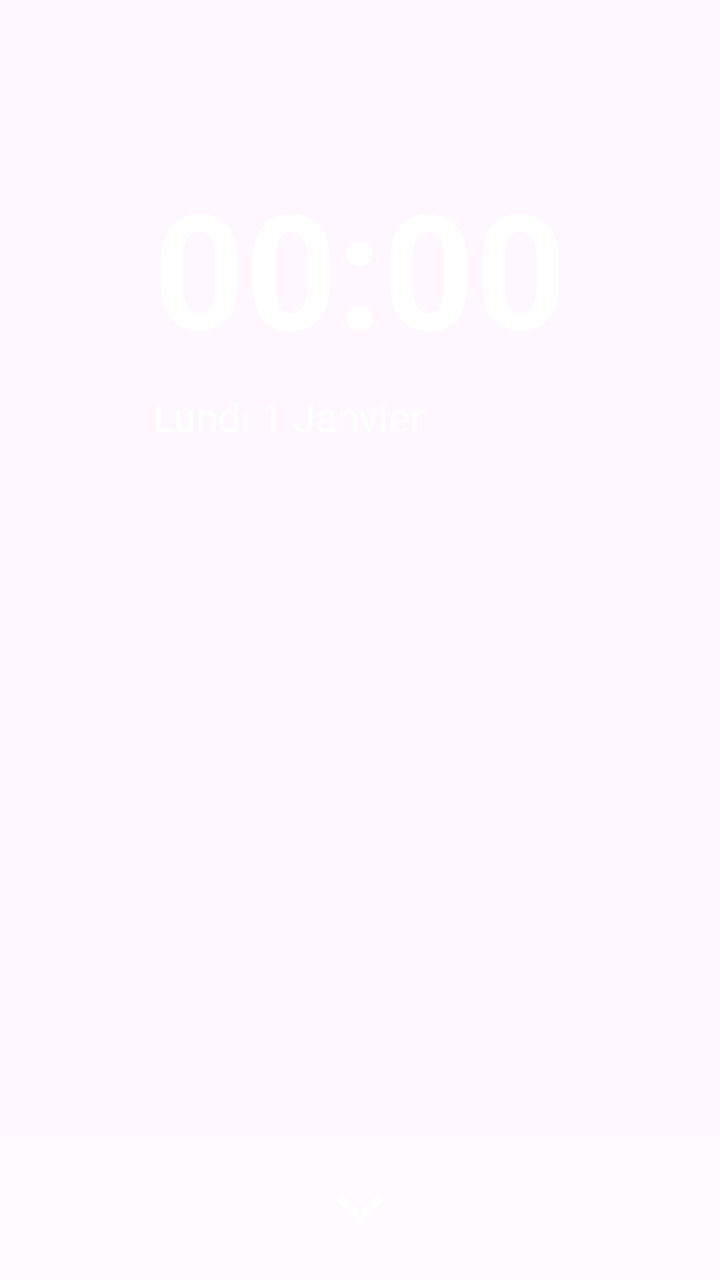
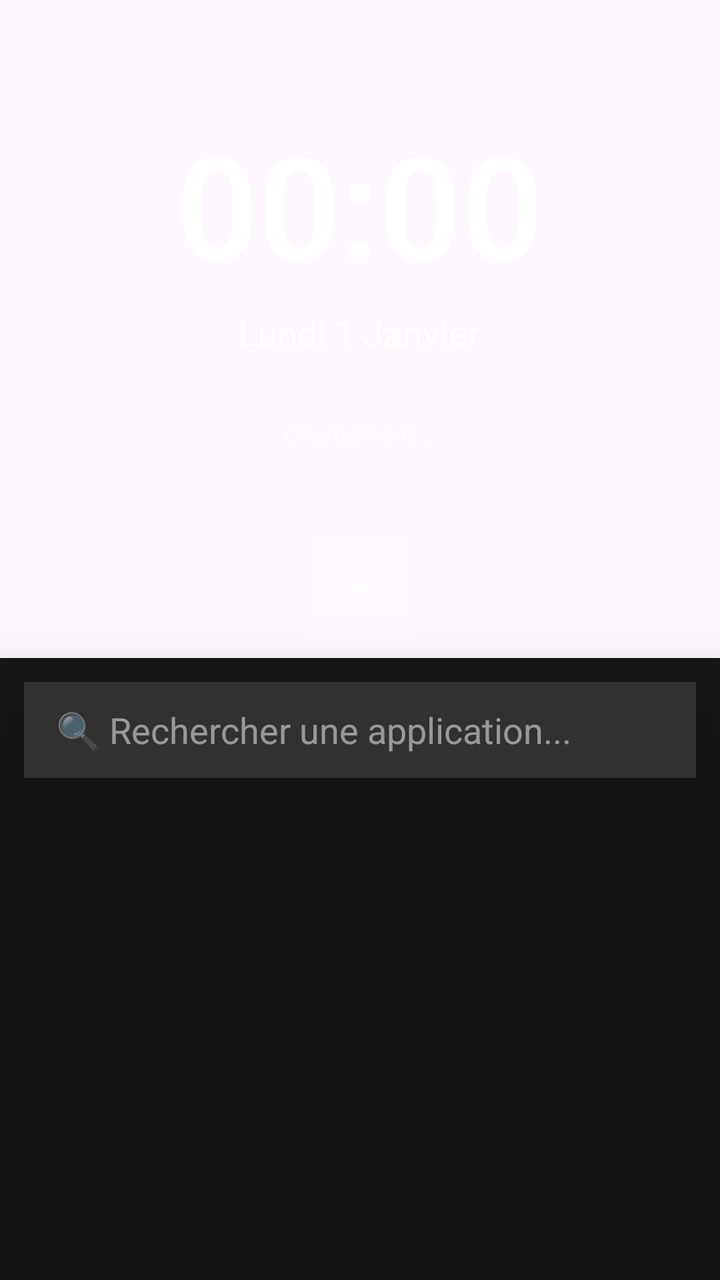

Before-and-after screenshots of an Android layout around one commit, followed by the original layout XML and the change that was made.
<!-- AndroidManifest.xml: application theme Theme.Luncher -->
<!-- res/layout/activity_launcher.xml -->
<?xml version="1.0" encoding="utf-8"?>
<LinearLayout xmlns:android="http://schemas.android.com/apk/res/android"
    android:layout_width="match_parent"
    android:layout_height="match_parent"
    android:background="@android:color/transparent"
    android:orientation="vertical"
    android:id="@+id/root_layout">

    <LinearLayout
        android:id="@+id/time_container"
        android:layout_width="wrap_content"
        android:layout_height="wrap_content"
        android:layout_gravity="center"
        android:orientation="vertical"
        android:layout_marginTop="80dp">

        <TextView
            android:id="@+id/heure_texte"
            android:layout_width="wrap_content"
            android:layout_height="wrap_content"
            android:text="00:00"
            android:textSize="80sp"
            android:textStyle="bold"
            android:textColor="#FFFFFFFF"/>

        <TextView
            android:id="@+id/date_texte"
            android:layout_width="wrap_content"
            android:layout_height="wrap_content"
            android:text="Lundi 1 Janvier"
            android:textSize="20sp"
            android:textColor="#FFFFFFFF"
            android:layout_marginTop="8dp"/>
    </LinearLayout>

    <View
        android:layout_width="match_parent"
        android:layout_height="0dp"
        android:layout_weight="1"/>

    <LinearLayout
        android:layout_width="match_parent"
        android:layout_height="wrap_content"
        android:gravity="center"
        android:paddingVertical="12dp"
        android:background="#80FFFFFF">

        <ImageView
            android:id="@+id/toggle_btn"
            android:layout_width="48dp"
            android:layout_height="48dp"
            android:src="@drawable/ic_expand"
            android:clickable="true"
            android:focusable="true"
            android:background="?attr/selectableItemBackgroundBorderless"/>
    </LinearLayout>

    <LinearLayout
        android:id="@+id/drawer_layout"
        android:layout_width="match_parent"
        android:layout_height="0dp"
        android:layout_weight="2"
        android:background="#CCFFFFFF"
        android:orientation="vertical"
        android:visibility="gone">

        <EditText
            android:id="@+id/search_input"
            android:layout_width="match_parent"
            android:layout_height="44dp"
            android:hint="🔍 Rechercher une application..."
            android:layout_margin="16dp"
            android:paddingHorizontal="16dp"
            android:background="#F0F0F0"
            android:inputType="textPersonName"/>

        <androidx.recyclerview.widget.RecyclerView
            android:id="@+id/apps_recycler"
            android:layout_width="match_parent"
            android:layout_height="match_parent"
            android:paddingHorizontal="8dp"/>
    </LinearLayout>

</LinearLayout>
<!-- resources referenced by this layout -->
<resources>
  <!-- drawable ic_expand (drawable) -->
  <vector xmlns:android="http://schemas.android.com/apk/res/android"
      android:width="24dp"
      android:height="24dp"
      android:viewportWidth="24"
      android:viewportHeight="24"
      android:tint="#FFFFFF">
    <path
        android:fillColor="@android:color/white"
        android:pathData="M7.41,8.59L12,13.17l4.59,-4.58L18,10l-6,6 -6,-6 1.41,-1.41z"/>
  </vector>
  <style name="Theme.Luncher" parent="Theme.Material3.DayNight.NoActionBar">
          <item name="android:statusBarColor">#F5F7FA</item>
      </style>
</resources>

<!-- the commit's change to res/layout/activity_launcher.xml (unified diff, before → after) -->
@@ -1,84 +1,103 @@
 <?xml version="1.0" encoding="utf-8"?>
 <LinearLayout xmlns:android="http://schemas.android.com/apk/res/android"
+    android:id="@+id/root_layout"
     android:layout_width="match_parent"
     android:layout_height="match_parent"
-    android:background="@android:color/transparent"
     android:orientation="vertical"
-    android:id="@+id/root_layout">
+    android:background="#00000000">
 
+    
     <LinearLayout
-        android:id="@+id/time_container"
-        android:layout_width="wrap_content"
-        android:layout_height="wrap_content"
-        android:layout_gravity="center"
-        android:orientation="vertical"
-        android:layout_marginTop="80dp">
+        android:layout_width="match_parent"
+        android:layout_height="0dp"
+        android:layout_weight="1"
+        android:gravity="center"
+        android:orientation="vertical">
+
+        <LinearLayout
+            android:id="@+id/time_container"
+            android:layout_width="wrap_content"
+            android:layout_height="wrap_content"
+            android:orientation="vertical"
+            android:gravity="center"
+            android:padding="20dp">
+
+            <TextView
+                android:id="@+id/heure_texte"
+                android:layout_width="wrap_content"
+                android:layout_height="wrap_content"
+                android:text="00:00"
+                android:textSize="72sp"
+                android:textStyle="bold"
+                android:textColor="#FFFFFF"
+                android:fontFamily="sans-serif-light"/>
+
+            <TextView
+                android:id="@+id/date_texte"
+                android:layout_width="wrap_content"
+                android:layout_height="wrap_content"
+                android:text="Lundi 1 Janvier"
+                android:textSize="18sp"
+                android:textColor="#F0FFFFFF"
+                android:layout_marginTop="4dp"/>
+        </LinearLayout>
 
         <TextView
-            android:id="@+id/heure_texte"
+            android:id="@+id/status_text"
             android:layout_width="wrap_content"
             android:layout_height="wrap_content"
-            android:text="00:00"
-            android:textSize="80sp"
-            android:textStyle="bold"
-            android:textColor="#FFFFFFFF"/>
-
-        <TextView
-            android:id="@+id/date_texte"
-            android:layout_width="wrap_content"
-            android:layout_height="wrap_content"
-            android:text="Lundi 1 Janvier"
-            android:textSize="20sp"
-            android:textColor="#FFFFFFFF"
-            android:layout_marginTop="8dp"/>
+            android:text="Chargement..."
+            android:textSize="12sp"
+            android:textColor="#80FFFFFF"
+            android:layout_marginTop="10dp"
+            android:visibility="visible"/>
     </LinearLayout>
 
-    <View
-        android:layout_width="match_parent"
-        android:layout_height="0dp"
-        android:layout_weight="1"/>
-
+    
     <LinearLayout
         android:layout_width="match_parent"
         android:layout_height="wrap_content"
         android:gravity="center"
-        android:paddingVertical="12dp"
-        android:background="#80FFFFFF">
+        android:paddingVertical="10dp">
 
         <ImageView
             android:id="@+id/toggle_btn"
-            android:layout_width="48dp"
-            android:layout_height="48dp"
-            android:src="@drawable/ic_expand"
-            android:clickable="true"
-            android:focusable="true"
-            android:background="?attr/selectableItemBackgroundBorderless"/>
+            android:layout_width="50dp"
+            android:layout_height="50dp"
+            android:src="@drawable/ic_drawer_handle"
+            android:background="#20FFFFFF"
+            android:padding="12dp"
+            android:layout_gravity="center"/>
     </LinearLayout>
 
+    
     <LinearLayout
         android:id="@+id/drawer_layout"
         android:layout_width="match_parent"
         android:layout_height="0dp"
-        android:layout_weight="2"
-        android:background="#CCFFFFFF"
+        android:layout_weight="1.2"
         android:orientation="vertical"
-        android:visibility="gone">
+        android:background="#E6000000"
+        android:elevation="24dp">
 
         <EditText
             android:id="@+id/search_input"
             android:layout_width="match_parent"
-            android:layout_height="44dp"
+            android:layout_height="48dp"
             android:hint="🔍 Rechercher une application..."
-            android:layout_margin="16dp"
+            android:textColor="#FFFFFF"
+            android:textColorHint="#80FFFFFF"
+            android:background="#1FFFFFFF"
+            android:layout_margin="12dp"
             android:paddingHorizontal="16dp"
-            android:background="#F0F0F0"
-            android:inputType="textPersonName"/>
+            android:inputType="textCapWords|textNoSuggestions"/>
 
         <androidx.recyclerview.widget.RecyclerView
             android:id="@+id/apps_recycler"
             android:layout_width="match_parent"
             android:layout_height="match_parent"
-            android:paddingHorizontal="8dp"/>
+            android:clipToPadding="false"
+            android:paddingVertical="8dp"/>
     </LinearLayout>
 
 </LinearLayout>
<!-- resource entries referenced after the edit -->
@@ -1,15 +1,15 @@
 <!-- resources referenced by this layout -->
 <resources>
-  <!-- drawable ic_expand (drawable) -->
+  <!-- drawable ic_drawer_handle (drawable) -->
+  <?xml version="1.0" encoding="utf-8"?>
   <vector xmlns:android="http://schemas.android.com/apk/res/android"
       android:width="24dp"
       android:height="24dp"
       android:viewportWidth="24"
-      android:viewportHeight="24"
-      android:tint="#FFFFFF">
-    <path
-        android:fillColor="@android:color/white"
-        android:pathData="M7.41,8.59L12,13.17l4.59,-4.58L18,10l-6,6 -6,-6 1.41,-1.41z"/>
+      android:viewportHeight="24">
+      <path
+          android:fillColor="#FFFFFF"
+          android:pathData="M7.41,8.59L12,13.17l4.59,-4.58L18,10l-6,6l-6,-6 1.41,-1.41z"/>
   </vector>
   <style name="Theme.Luncher" parent="Theme.Material3.DayNight.NoActionBar">
           <item name="android:statusBarColor">#F5F7FA</item>
